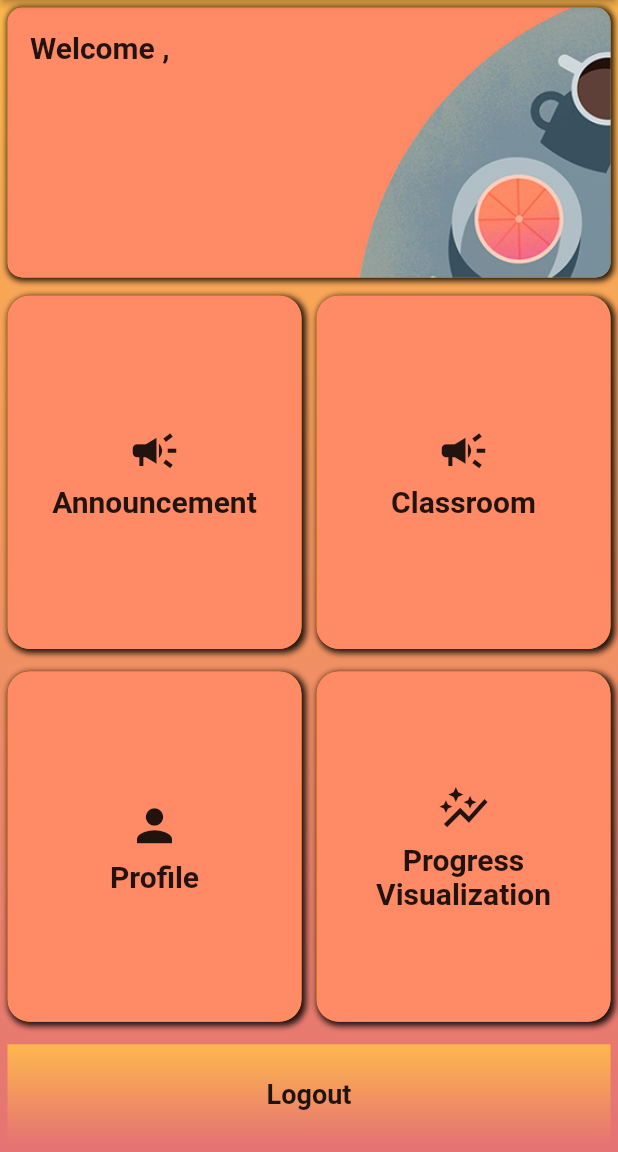
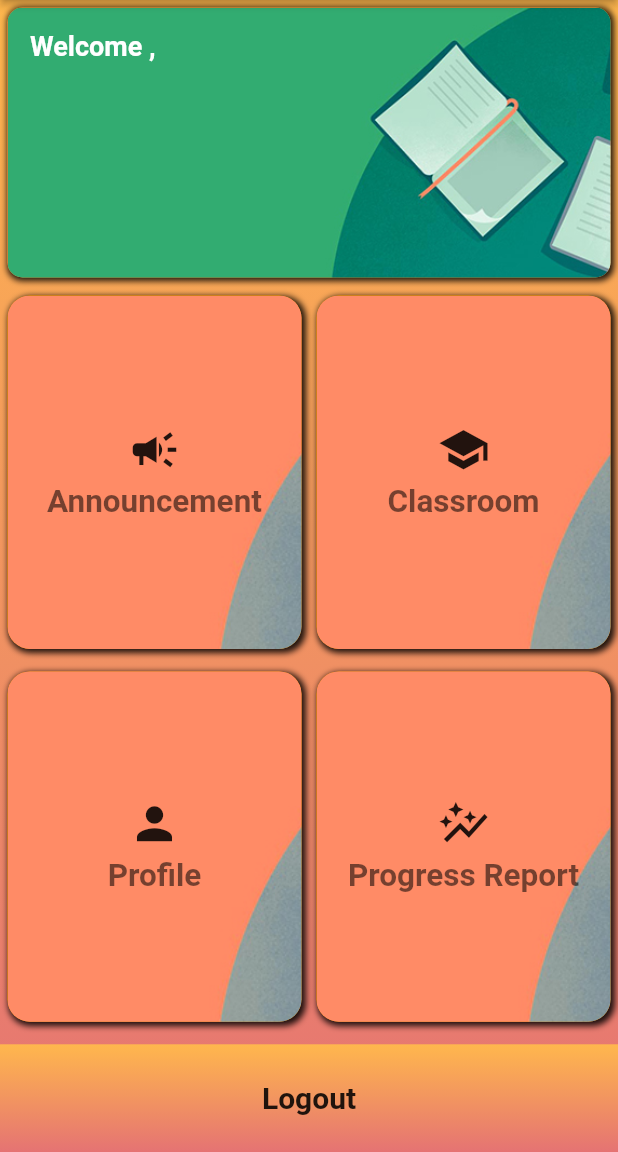
Before and after one commit to eKaksha-mobile/e-kaksha, a Flutter app: the DashboardScreen screen opened directly, on a phone screen of 412 x 824 dp, the part 84-1236 px from its top. Run offline on Flutter 3.47's test engine with Material 2 defaults, Android fonts, the phone set to English and light mode, and no system bars; our stand-ins replace cloud_firestore, firebase_auth, firebase_core; accounts and stored records are empty.

Commit message:
minor changes

```diff
--- a/lib/screens/dashboard_screen.dart
+++ b/lib/screens/dashboard_screen.dart
@@ -36,7 +36,8 @@ class _DashboardScreenState extends State<DashboardScreen> {
 
   @override
   Widget build(BuildContext context) {
-    const TextStyle sm = TextStyle(fontSize: 20, fontWeight: FontWeight.bold);
+    const TextStyle sm = TextStyle(
+        color: Colors.white, fontSize: 18, fontWeight: FontWeight.bold);
     BoxDecoration gradientdecoration = BoxDecoration(
       gradient: LinearGradient(
         colors: [Colors.orange.shade300, Colors.red.shade300],
@@ -84,7 +85,7 @@ class _DashboardScreenState extends State<DashboardScreen> {
                         decoration: BoxDecoration(
                           color: Colors.orangeAccent,
                           image: const DecorationImage(
-                              image: AssetImage('assets/images/banner1.jpg'),
+                              image: AssetImage('assets/images/banner9.jpg'),
                               fit: BoxFit.cover),
                           boxShadow: const [
                             BoxShadow(
@@ -111,7 +112,7 @@ class _DashboardScreenState extends State<DashboardScreen> {
                               width: 200,
                               child: Text(
                                 (loggedInUser.email).toString(),
-                                style: sm,
+                                style: sm.copyWith(fontSize: 22),
                               ),
                             ),
                           ],
@@ -130,16 +131,17 @@ class _DashboardScreenState extends State<DashboardScreen> {
                                   context,
                                   MaterialPageRoute(
                                       builder: (context) =>
-                                          AnnouncementScreen()));
+                                          const AnnouncementScreen()));
                             },
                             t2: 'Classroom',
-                            t2Icon: Icons.campaign,
+                            t2Icon: Icons.school,
                             t2OnTap: () {
                               HomeScreen.loggedInUser = loggedInUser;
                               Navigator.push(
                                   context,
                                   MaterialPageRoute(
-                                      builder: (context) => HomeScreen()));
+                                      builder: (context) =>
+                                          const HomeScreen()));
                               //used HomeScreen as ClassroomScreen
                             },
                           ),
@@ -149,10 +151,10 @@ class _DashboardScreenState extends State<DashboardScreen> {
                         flex: 2,
                         child: GestureDetector(
                           child: Container(
-                            margin: EdgeInsets.fromLTRB(0, 2, 0, 5),
+                            margin: const EdgeInsets.fromLTRB(0, 2, 0, 5),
                             child: IndividualRowSet(
                               t1: 'Profile',
-                              t2: 'Progress Visualization',
+                              t2: 'Progress Report',
                               t1Icon: Icons.person,
                               t2Icon: Icons.auto_graph,
                               t1OnTap: () {
@@ -161,7 +163,8 @@ class _DashboardScreenState extends State<DashboardScreen> {
                                 Navigator.push(
                                     context,
                                     MaterialPageRoute(
-                                        builder: (context) => ProfileScreen()));
+                                        builder: (context) =>
+                                            const ProfileScreen()));
                               },
                               t2OnTap: () {
                                 HomeScreen.loggedInUser = loggedInUser;
@@ -169,7 +172,7 @@ class _DashboardScreenState extends State<DashboardScreen> {
                                     context,
                                     MaterialPageRoute(
                                         builder: (context) =>
-                                            ProgressScreen()));
+                                            const ProgressScreen()));
                               },
                             ),
                           ),
@@ -188,14 +191,14 @@ class _DashboardScreenState extends State<DashboardScreen> {
                     width: double.infinity,
                     // height: 50,
                     alignment: Alignment.center,
-                    child: Text(
+                    margin: const EdgeInsets.only(top: 5.0),
+                    decoration: gradientdecoration,
+                    child: const Text(
                       'Logout',
                       style:
-                          TextStyle(fontSize: 18, fontWeight: FontWeight.bold),
+                          TextStyle(fontSize: 20, fontWeight: FontWeight.bold),
                       textAlign: TextAlign.center,
                     ),
-                    margin: const EdgeInsets.all(5.0),
-                    decoration: gradientdecoration,
                   ),
                 ),
               ),
@@ -241,12 +244,15 @@ class IndividualRowSet extends StatelessWidget {
                   t1Icon,
                   size: 35,
                 ),
-                SizedBox(
+                const SizedBox(
                   height: 5,
                 ),
                 Text(
                   t1,
-                  style: TextStyle(fontSize: 20, fontWeight: FontWeight.bold),
+                  style: const TextStyle(
+                      fontSize: 21,
+                      fontWeight: FontWeight.bold,
+                      color: Colors.black54),
                   textAlign: TextAlign.center,
                 ),
               ],
@@ -265,12 +271,15 @@ class IndividualRowSet extends StatelessWidget {
                   t2Icon,
                   size: 35,
                 ),
-                SizedBox(
+                const SizedBox(
                   height: 5,
                 ),
                 Text(
                   t2,
-                  style: TextStyle(fontSize: 20, fontWeight: FontWeight.bold),
+                  style: const TextStyle(
+                      fontSize: 21,
+                      fontWeight: FontWeight.bold,
+                      color: Colors.black54),
                   textAlign: TextAlign.center,
                 ),
               ],
@@ -298,7 +307,7 @@ class ContainerBox extends StatelessWidget {
       decoration: BoxDecoration(
           color: colour,
           image: const DecorationImage(
-              image: AssetImage('assets/images/plainbanner.jpg'),
+              image: AssetImage('assets/images/banner1.jpg'),
               fit: BoxFit.cover),
           boxShadow: const [
             BoxShadow(
```
Also changed, not shown: lib/screens/home_screen.dart (+14 -16 lines).
